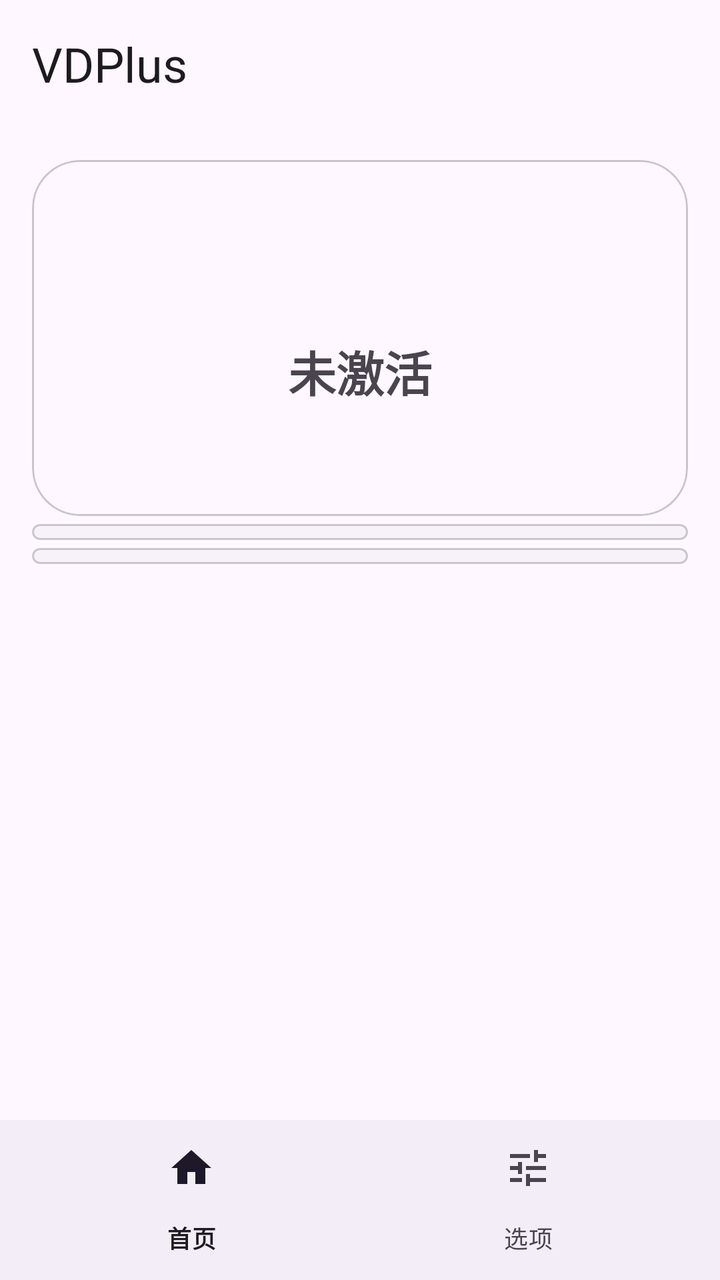
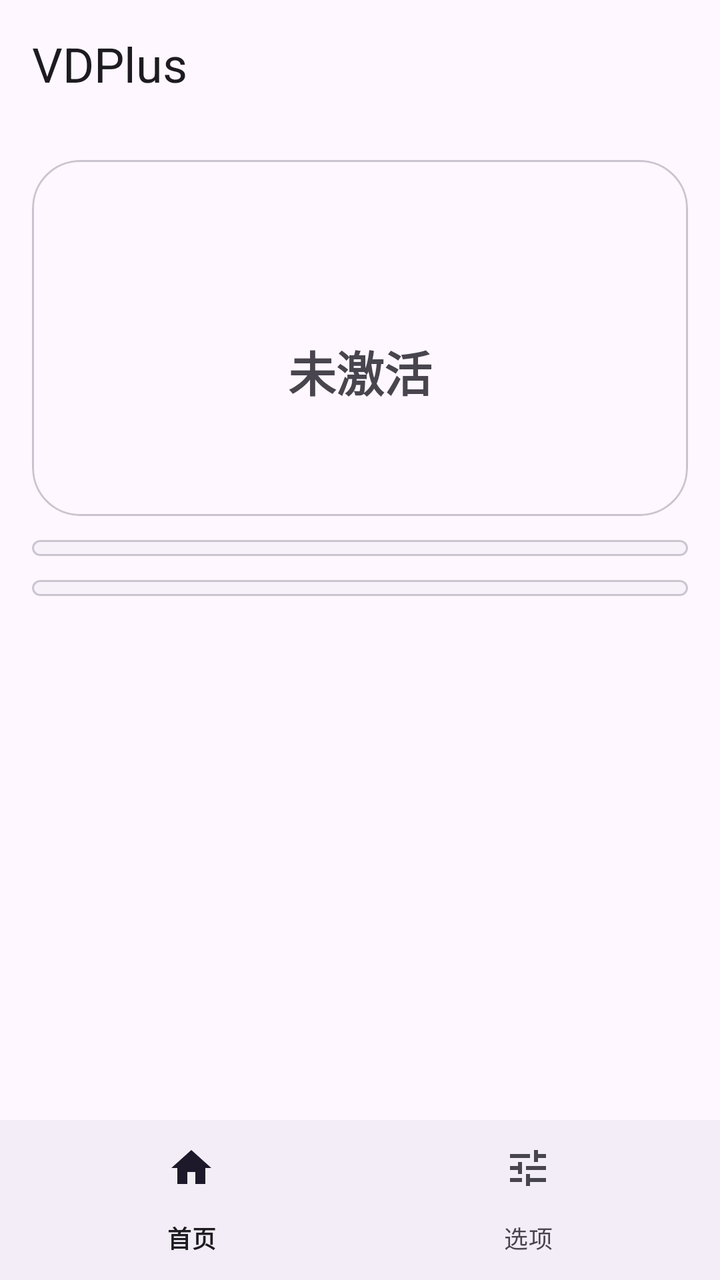

Screens rendered from an Android XML layout before and after an edit, with the pre-edit source and the edit as a unified diff.
<!-- AndroidManifest.xml: application theme Theme.VDPlus -->
<!-- res/layout/activity_main.xml -->
<?xml version="1.0" encoding="utf-8"?>
<LinearLayout xmlns:android="http://schemas.android.com/apk/res/android"
    xmlns:app="http://schemas.android.com/apk/res-auto"
    android:layout_width="match_parent"
    android:layout_height="match_parent"
    android:orientation="vertical"
    android:background="?attr/colorSurface">

    <com.google.android.material.appbar.MaterialToolbar
        android:id="@+id/toolbar"
        android:layout_width="match_parent"
        android:layout_height="?attr/actionBarSize"
        app:title="@string/app_name"
        app:titleTextAppearance="?attr/textAppearanceHeadlineSmall"/>

    <FrameLayout
        android:layout_width="match_parent"
        android:layout_height="0dp"
        android:layout_weight="1">

        <ScrollView
            android:id="@+id/page_home"
            android:layout_width="match_parent"
            android:layout_height="match_parent"
            android:fillViewport="true">
            <LinearLayout
                android:layout_width="match_parent"
                android:layout_height="wrap_content"
                android:orientation="vertical"
                android:padding="16dp">

                
                <com.google.android.material.card.MaterialCardView
                    android:id="@+id/home_status"
                    android:layout_width="match_parent"
                    android:layout_height="wrap_content"
                    app:cardCornerRadius="24dp"
                    app:cardElevation="0dp">
                    <LinearLayout
                        android:layout_width="match_parent"
                        android:layout_height="wrap_content"
                        android:orientation="vertical"
                        android:gravity="center_horizontal"
                        android:paddingLeft="24dp"
                        android:paddingRight="24dp"
                        android:paddingTop="28dp"
                        android:paddingBottom="28dp">
                        <ImageView
                            android:id="@+id/home_status_icon"
                            android:layout_width="48dp"
                            android:layout_height="48dp"
                            android:contentDescription="@null"/>
                        <TextView
                            android:id="@+id/home_status_text"
                            android:layout_width="wrap_content"
                            android:layout_height="wrap_content"
                            android:layout_marginTop="12dp"
                            android:text="未激活"
                            android:textSize="24sp"
                            android:textStyle="bold"/>
                        <TextView
                            android:id="@+id/home_status_sub"
                            android:layout_width="match_parent"
                            android:layout_height="wrap_content"
                            android:layout_marginTop="8dp"
                            android:gravity="center"
                            android:lineSpacingExtra="2dp"
                            android:textAppearance="?attr/textAppearanceBodyMedium"/>
                    </LinearLayout>
                </com.google.android.material.card.MaterialCardView>

                
                <com.google.android.material.card.MaterialCardView
                    style="@style/VD.Card"
                    app:cardCornerRadius="24dp">
                    <LinearLayout
                        android:id="@+id/home_info_system"
                        android:layout_width="match_parent"
                        android:layout_height="wrap_content"
                        android:orientation="vertical"
                        android:paddingTop="4dp"
                        android:paddingBottom="4dp"/>
                </com.google.android.material.card.MaterialCardView>

                
                <com.google.android.material.card.MaterialCardView
                    style="@style/VD.Card"
                    app:cardCornerRadius="24dp">
                    <LinearLayout
                        android:id="@+id/home_info_dict"
                        android:layout_width="match_parent"
                        android:layout_height="wrap_content"
                        android:orientation="vertical"
                        android:paddingTop="4dp"
                        android:paddingBottom="4dp"/>
                </com.google.android.material.card.MaterialCardView>
            </LinearLayout>
        </ScrollView>

        <ScrollView
            android:id="@+id/page_options"
            android:layout_width="match_parent"
            android:layout_height="match_parent"
            android:visibility="gone">
            <LinearLayout
                android:layout_width="match_parent"
                android:layout_height="wrap_content"
                android:orientation="vertical"
                android:paddingLeft="16dp"
                android:paddingRight="16dp"
                android:paddingTop="4dp"
                android:paddingBottom="24dp">

                <TextView style="@style/VD.Section" android:text="字典"/>
                <com.google.android.material.card.MaterialCardView style="@style/VD.Card">
                    <LinearLayout
                        android:layout_width="match_parent"
                        android:layout_height="wrap_content"
                        android:orientation="vertical"
                        android:paddingLeft="16dp"
                        android:paddingRight="16dp"
                        android:paddingTop="4dp"
                        android:paddingBottom="4dp">
                        <com.google.android.material.materialswitch.MaterialSwitch
                            android:id="@+id/sw_use_dict"
                            style="@style/VD.Switch"
                            android:text="使用导入词典"/>
                        <TextView android:id="@+id/row_import" style="@style/VD.Item" android:text="导入词典文件"/>
                        <TextView android:id="@+id/row_restore" style="@style/VD.Item" android:text="恢复默认词典"/>
                    </LinearLayout>
                </com.google.android.material.card.MaterialCardView>

                <TextView style="@style/VD.Section" android:text="声音"/>
                <com.google.android.material.card.MaterialCardView style="@style/VD.Card">
                    <LinearLayout
                        android:layout_width="match_parent"
                        android:layout_height="wrap_content"
                        android:orientation="vertical"
                        android:paddingLeft="16dp"
                        android:paddingRight="16dp"
                        android:paddingTop="4dp"
                        android:paddingBottom="4dp">
                        <com.google.android.material.materialswitch.MaterialSwitch
                            android:id="@+id/sw_no_music"
                            style="@style/VD.Switch"
                            android:text="禁用背景音乐"/>
                        <LinearLayout
                            android:id="@+id/row_no_perf"
                            android:layout_width="match_parent"
                            android:layout_height="wrap_content"
                            android:orientation="horizontal"
                            android:gravity="center_vertical"
                            android:minHeight="56dp">
                            <LinearLayout
                                android:layout_width="0dp"
                                android:layout_height="wrap_content"
                                android:layout_weight="1"
                                android:orientation="vertical"
                                android:paddingTop="8dp"
                                android:paddingBottom="8dp">
                                <TextView style="@style/VD.Title" android:text="禁用性能提示音"/>
                                <TextView style="@style/VD.Support" android:text="长按可单独调节每个提示音"/>
                            </LinearLayout>
                            <com.google.android.material.materialswitch.MaterialSwitch
                                android:id="@+id/sw_no_perf"
                                android:layout_width="wrap_content"
                                android:layout_height="wrap_content"/>
                        </LinearLayout>
                    </LinearLayout>
                </com.google.android.material.card.MaterialCardView>

                <TextView style="@style/VD.Section" android:text="码率"/>
                <com.google.android.material.card.MaterialCardView style="@style/VD.Card">
                    <LinearLayout
                        android:layout_width="match_parent"
                        android:layout_height="wrap_content"
                        android:orientation="vertical"
                        android:paddingLeft="16dp"
                        android:paddingRight="16dp"
                        android:paddingTop="4dp"
                        android:paddingBottom="4dp">
                        <LinearLayout
                            android:id="@+id/row_extend"
                            android:layout_width="match_parent"
                            android:layout_height="wrap_content"
                            android:orientation="horizontal"
                            android:gravity="center_vertical"
                            android:minHeight="56dp">
                            <LinearLayout
                                android:layout_width="0dp"
                                android:layout_height="wrap_content"
                                android:layout_weight="1"
                                android:orientation="vertical"
                                android:paddingTop="8dp"
                                android:paddingBottom="8dp">
                                <TextView style="@style/VD.Title" android:text="扩展码率范围"/>
                                <TextView style="@style/VD.Support" android:text="长按可设置倍数"/>
                            </LinearLayout>
                            <com.google.android.material.materialswitch.MaterialSwitch
                                android:id="@+id/sw_extend"
                                android:layout_width="wrap_content"
                                android:layout_height="wrap_content"/>
                        </LinearLayout>
                        <com.google.android.material.materialswitch.MaterialSwitch
                            android:id="@+id/sw_unlock"
                            style="@style/VD.Switch"
                            android:text="解除自动测速码率限制"/>
                    </LinearLayout>
                </com.google.android.material.card.MaterialCardView>
            </LinearLayout>
        </ScrollView>
    </FrameLayout>

    <com.google.android.material.bottomnavigation.BottomNavigationView
        android:id="@+id/bottom_nav"
        android:layout_width="match_parent"
        android:layout_height="wrap_content"
        app:menu="@menu/bottom_nav"
        app:labelVisibilityMode="labeled"/>
</LinearLayout>
<!-- resources referenced by this layout -->
<resources>
  <string name="app_name">VDPlus</string>
  <style name="VD.Card" parent="">
          <item name="android:layout_width">match_parent</item>
          <item name="android:layout_height">wrap_content</item>
          <item name="android:layout_marginTop">4dp</item>
          <item name="cardCornerRadius">12dp</item>
          <item name="cardElevation">0dp</item>
          <item name="cardBackgroundColor">?attr/colorSurfaceContainerLow</item>
      </style>
  <style name="VD.Item" parent="">
          <item name="android:layout_width">match_parent</item>
          <item name="android:layout_height">wrap_content</item>
          <item name="android:minHeight">56dp</item>
          <item name="android:gravity">center_vertical</item>
          <item name="android:textAppearance">?attr/textAppearanceBodyLarge</item>
          <item name="android:textColor">?attr/colorOnSurface</item>
          <item name="android:background">?attr/selectableItemBackground</item>
      </style>
  <style name="VD.Section" parent="">
          <item name="android:layout_width">wrap_content</item>
          <item name="android:layout_height">wrap_content</item>
          <item name="android:paddingLeft">16dp</item>
          <item name="android:paddingTop">16dp</item>
          <item name="android:paddingBottom">6dp</item>
          <item name="android:textAppearance">?attr/textAppearanceLabelMedium</item>
          <item name="android:textColor">?attr/colorPrimary</item>
      </style>
  <style name="VD.Support" parent="">
          <item name="android:layout_width">match_parent</item>
          <item name="android:layout_height">wrap_content</item>
          <item name="android:layout_marginTop">2dp</item>
          <item name="android:textAppearance">?attr/textAppearanceBodySmall</item>
          <item name="android:textColor">?attr/colorOutline</item>
      </style>
  <style name="VD.Switch" parent="">
          <item name="android:layout_width">match_parent</item>
          <item name="android:layout_height">wrap_content</item>
          <item name="android:minHeight">56dp</item>
          <item name="android:textAppearance">?attr/textAppearanceBodyLarge</item>
          <item name="android:textColor">?attr/colorOnSurface</item>
      </style>
  <style name="VD.Title" parent="">
          <item name="android:layout_width">match_parent</item>
          <item name="android:layout_height">wrap_content</item>
          <item name="android:textAppearance">?attr/textAppearanceBodyLarge</item>
          <item name="android:textColor">?attr/colorOnSurface</item>
      </style>
  <style name="Theme.VDPlus" parent="Theme.Material3.Light.NoActionBar">
          <item name="android:statusBarColor">?attr/colorSurface</item>
          <item name="android:windowLightStatusBar">true</item>
          <item name="android:navigationBarColor">?attr/colorSurfaceContainer</item>
      </style>
</resources>

<!-- the commit's change to res/layout/activity_main.xml (unified diff, before → after) -->
@@ -34,6 +34,9 @@
                     android:id="@+id/home_status"
                     android:layout_width="match_parent"
                     android:layout_height="wrap_content"
+                    android:clickable="true"
+                    android:focusable="true"
+                    android:foreground="?attr/selectableItemBackground"
                     app:cardCornerRadius="24dp"
                     app:cardElevation="0dp">
                     <LinearLayout
@@ -72,6 +75,10 @@
                 
                 <com.google.android.material.card.MaterialCardView
                     style="@style/VD.Card"
+                    android:layout_marginTop="12dp"
+                    android:clickable="true"
+                    android:focusable="true"
+                    android:foreground="?attr/selectableItemBackground"
                     app:cardCornerRadius="24dp">
                     <LinearLayout
                         android:id="@+id/home_info_system"
@@ -85,6 +92,10 @@
                 
                 <com.google.android.material.card.MaterialCardView
                     style="@style/VD.Card"
+                    android:layout_marginTop="12dp"
+                    android:clickable="true"
+                    android:focusable="true"
+                    android:foreground="?attr/selectableItemBackground"
                     app:cardCornerRadius="24dp">
                     <LinearLayout
                         android:id="@+id/home_info_dict"
@@ -121,12 +132,57 @@
                         android:paddingRight="16dp"
                         android:paddingTop="4dp"
                         android:paddingBottom="4dp">
-                        <com.google.android.material.materialswitch.MaterialSwitch
-                            android:id="@+id/sw_use_dict"
-                            style="@style/VD.Switch"
-                            android:text="使用导入词典"/>
-                        <TextView android:id="@+id/row_import" style="@style/VD.Item" android:text="导入词典文件"/>
-                        <TextView android:id="@+id/row_restore" style="@style/VD.Item" android:text="恢复默认词典"/>
+                        <LinearLayout
+                            android:layout_width="match_parent"
+                            android:layout_height="wrap_content"
+                            android:orientation="horizontal"
+                            android:gravity="center_vertical"
+                            android:minHeight="56dp">
+                            <LinearLayout
+                                android:layout_width="0dp"
+                                android:layout_height="wrap_content"
+                                android:layout_weight="1"
+                                android:orientation="vertical"
+                                android:paddingTop="8dp"
+                                android:paddingBottom="8dp">
+                                <TextView style="@style/VD.Title" android:text="使用导入词典"/>
+                                <TextView style="@style/VD.Support" android:text="用自定义 JSON 词典覆盖内置词典"/>
+                            </LinearLayout>
+                            <com.google.android.material.materialswitch.MaterialSwitch
+                                android:id="@+id/sw_use_dict"
+                                android:layout_width="wrap_content"
+                                android:layout_height="wrap_content"/>
+                        </LinearLayout>
+                        <LinearLayout
+                            android:id="@+id/row_import"
+                            android:layout_width="match_parent"
+                            android:layout_height="wrap_content"
+                            android:orientation="vertical"
+                            android:minHeight="56dp"
+                            android:gravity="center_vertical"
+                            android:background="?attr/selectableItemBackground"
+                            android:clickable="true"
+                            android:focusable="true"
+                            android:paddingTop="8dp"
+                            android:paddingBottom="8dp">
+                            <TextView style="@style/VD.Title" android:text="导入词典文件"/>
+                            <TextView style="@style/VD.Support" android:text="选择 JSON 文件导入"/>
+                        </LinearLayout>
+                        <LinearLayout
+                            android:id="@+id/row_restore"
+                            android:layout_width="match_parent"
+                            android:layout_height="wrap_content"
+                            android:orientation="vertical"
+                            android:minHeight="56dp"
+                            android:gravity="center_vertical"
+                            android:background="?attr/selectableItemBackground"
+                            android:clickable="true"
+                            android:focusable="true"
+                            android:paddingTop="8dp"
+                            android:paddingBottom="8dp">
+                            <TextView style="@style/VD.Title" android:text="恢复默认词典"/>
+                            <TextView style="@style/VD.Support" android:text="清除导入，回到内置词典"/>
+                        </LinearLayout>
                     </LinearLayout>
                 </com.google.android.material.card.MaterialCardView>
 
@@ -140,10 +196,27 @@
                         android:paddingRight="16dp"
                         android:paddingTop="4dp"
                         android:paddingBottom="4dp">
-                        <com.google.android.material.materialswitch.MaterialSwitch
-                            android:id="@+id/sw_no_music"
-                            style="@style/VD.Switch"
-                            android:text="禁用背景音乐"/>
+                        <LinearLayout
+                            android:layout_width="match_parent"
+                            android:layout_height="wrap_content"
+                            android:orientation="horizontal"
+                            android:gravity="center_vertical"
+                            android:minHeight="56dp">
+                            <LinearLayout
+                                android:layout_width="0dp"
+                                android:layout_height="wrap_content"
+                                android:layout_weight="1"
+                                android:orientation="vertical"
+                                android:paddingTop="8dp"
+                                android:paddingBottom="8dp">
+                                <TextView style="@style/VD.Title" android:text="禁用背景音乐"/>
+                                <TextView style="@style/VD.Support" android:text="未连接时不再自动播放"/>
+                            </LinearLayout>
+                            <com.google.android.material.materialswitch.MaterialSwitch
+                                android:id="@+id/sw_no_music"
+                                android:layout_width="wrap_content"
+                                android:layout_height="wrap_content"/>
+                        </LinearLayout>
                         <LinearLayout
                             android:id="@+id/row_no_perf"
                             android:layout_width="match_parent"
@@ -194,17 +267,34 @@
                                 android:paddingTop="8dp"
                                 android:paddingBottom="8dp">
                                 <TextView style="@style/VD.Title" android:text="扩展码率范围"/>
-                                <TextView style="@style/VD.Support" android:text="长按可设置倍数"/>
+                                <TextView style="@style/VD.Support" android:text="长按设置倍率 (1-3)"/>
                             </LinearLayout>
                             <com.google.android.material.materialswitch.MaterialSwitch
                                 android:id="@+id/sw_extend"
                                 android:layout_width="wrap_content"
                                 android:layout_height="wrap_content"/>
                         </LinearLayout>
-                        <com.google.android.material.materialswitch.MaterialSwitch
-                            android:id="@+id/sw_unlock"
-                            style="@style/VD.Switch"
-                            android:text="解除自动测速码率限制"/>
+                        <LinearLayout
+                            android:layout_width="match_parent"
+                            android:layout_height="wrap_content"
+                            android:orientation="horizontal"
+                            android:gravity="center_vertical"
+                            android:minHeight="56dp">
+                            <LinearLayout
+                                android:layout_width="0dp"
+                                android:layout_height="wrap_content"
+                                android:layout_weight="1"
+                                android:orientation="vertical"
+                                android:paddingTop="8dp"
+                                android:paddingBottom="8dp">
+                                <TextView style="@style/VD.Title" android:text="解除自动测速码率限制"/>
+                                <TextView style="@style/VD.Support" android:text="跳过测速带宽上限"/>
+                            </LinearLayout>
+                            <com.google.android.material.materialswitch.MaterialSwitch
+                                android:id="@+id/sw_unlock"
+                                android:layout_width="wrap_content"
+                                android:layout_height="wrap_content"/>
+                        </LinearLayout>
                     </LinearLayout>
                 </com.google.android.material.card.MaterialCardView>
             </LinearLayout>
<!-- resource entries referenced after the edit -->
@@ -8,15 +8,6 @@
           <item name="cardCornerRadius">12dp</item>
           <item name="cardElevation">0dp</item>
           <item name="cardBackgroundColor">?attr/colorSurfaceContainerLow</item>
-      </style>
-  <style name="VD.Item" parent="">
-          <item name="android:layout_width">match_parent</item>
-          <item name="android:layout_height">wrap_content</item>
-          <item name="android:minHeight">56dp</item>
-          <item name="android:gravity">center_vertical</item>
-          <item name="android:textAppearance">?attr/textAppearanceBodyLarge</item>
-          <item name="android:textColor">?attr/colorOnSurface</item>
-          <item name="android:background">?attr/selectableItemBackground</item>
       </style>
   <style name="VD.Section" parent="">
           <item name="android:layout_width">wrap_content</item>
@@ -34,13 +25,6 @@
           <item name="android:textAppearance">?attr/textAppearanceBodySmall</item>
           <item name="android:textColor">?attr/colorOutline</item>
       </style>
-  <style name="VD.Switch" parent="">
-          <item name="android:layout_width">match_parent</item>
-          <item name="android:layout_height">wrap_content</item>
-          <item name="android:minHeight">56dp</item>
-          <item name="android:textAppearance">?attr/textAppearanceBodyLarge</item>
-          <item name="android:textColor">?attr/colorOnSurface</item>
-      </style>
   <style name="VD.Title" parent="">
           <item name="android:layout_width">match_parent</item>
           <item name="android:layout_height">wrap_content</item>
